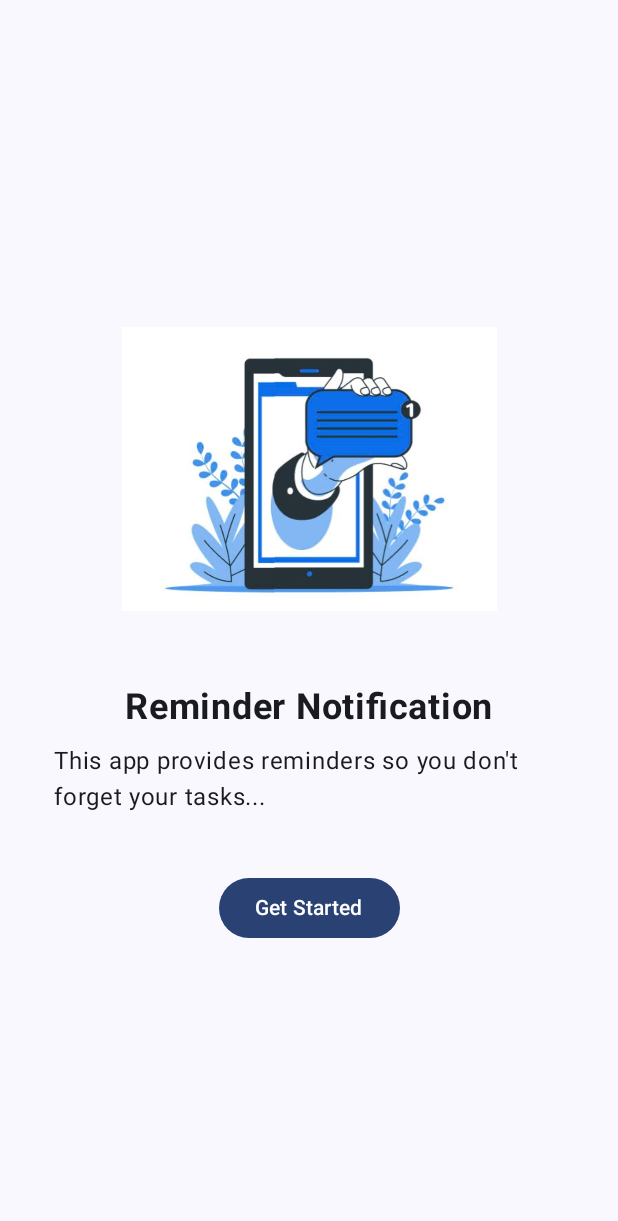
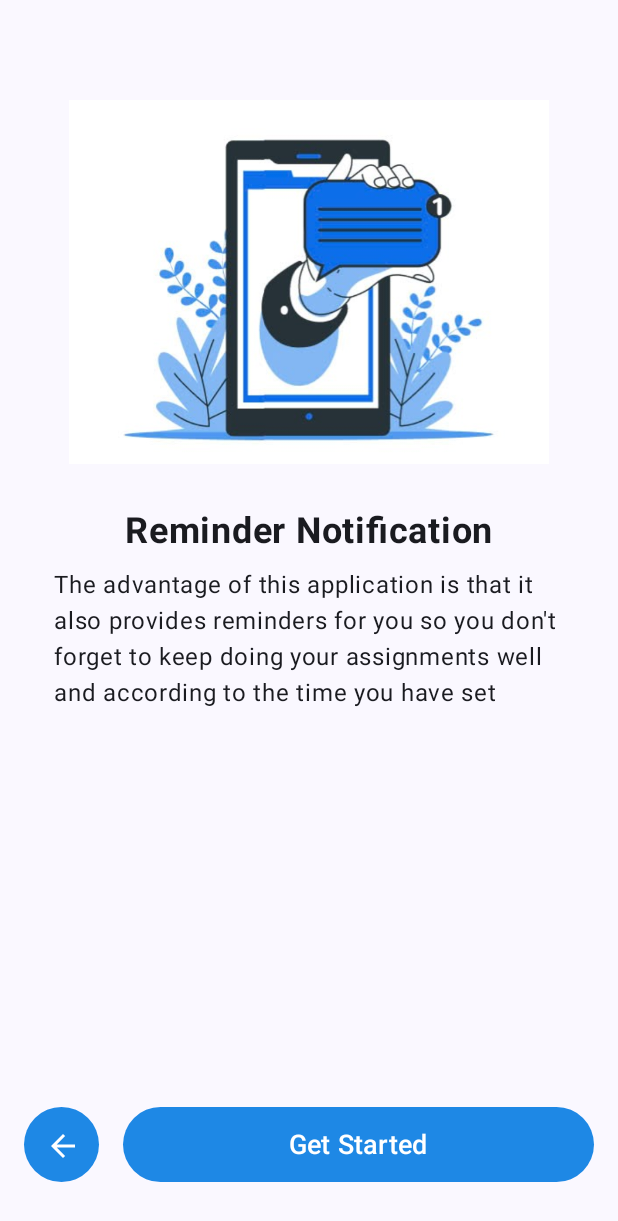
Before and after one commit to ToilaCan/Tuan03_BaiTap02, an Android app built with Jetpack Compose: the screen4 screen opened through its navigation route, on a phone screen of 412 x 824 dp. Shown: the top 1221 px of the screen. Run offline under Robolectric (Android 15) with nearby library versions, the phone set to English and light mode, and no system bars.

Commit message:
Nộp bài hoàn chỉnh

```diff
--- a/app/src/main/java/com/example/t3_b2/screens/OnBoardingScreen.kt
+++ b/app/src/main/java/com/example/t3_b2/screens/OnBoardingScreen.kt
@@ -1,12 +1,14 @@
 package com.example.t3_b2.screens
 
 import androidx.compose.foundation.Image
+import androidx.compose.foundation.background
 import androidx.compose.foundation.layout.*
+import androidx.compose.foundation.shape.CircleShape
 import androidx.compose.material3.*
 import androidx.compose.runtime.Composable
 import androidx.compose.ui.Alignment
 import androidx.compose.ui.Modifier
-import androidx.compose.ui.platform.LocalContext
+import androidx.compose.ui.graphics.Color
 import androidx.compose.ui.res.painterResource
 import androidx.compose.ui.text.font.FontWeight
 import androidx.compose.ui.tooling.preview.Preview
@@ -23,7 +25,9 @@ fun OnBoardingScreen(
     description: String,
     buttonText: String,
     navController: NavController,
-    nextScreen: String
+    nextScreen: String,
+    showBackButton: Boolean = false,
+    buttonColor: Color = Color(0xFF1E88E5) // Màu mặc định giống Next & Get Started
 ) {
     Column(
         modifier = Modifier
@@ -32,10 +36,14 @@ fun OnBoardingScreen(
         horizontalAlignment = Alignment.CenterHorizontally,
         verticalArrangement = Arrangement.Center
     ) {
+        Spacer(modifier = Modifier.height(40.dp))
+
         Image(
             painter = painterResource(id = imageRes),
             contentDescription = "OnBoarding Image",
-            modifier = Modifier.size(250.dp)
+            modifier = Modifier
+                .size(320.dp)
+                .weight(1f)
         )
 
         Spacer(modifier = Modifier.height(20.dp))
@@ -54,27 +62,56 @@ fun OnBoardingScreen(
             modifier = Modifier.padding(horizontal = 20.dp)
         )
 
-        Spacer(modifier = Modifier.height(30.dp))
+        Spacer(modifier = Modifier.weight(1f))
 
-        Button(
-            onClick = { navController.navigate(nextScreen) },
-            modifier = Modifier.padding(horizontal = 16.dp, vertical = 8.dp)
+        Row(
+            modifier = Modifier
+                .fillMaxWidth()
+                .padding(bottom = 20.dp),
+            horizontalArrangement = Arrangement.SpaceBetween
         ) {
-            Text(text = buttonText)
+            if (showBackButton) {
+                IconButton(
+                    onClick = { navController.popBackStack() },
+                    modifier = Modifier
+                        .size(50.dp)
+                        .background(buttonColor, shape = CircleShape) // Đặt màu nền và bo tròn
+                        .padding(4.dp)
+                ) {
+                    Icon(
+                        painter = painterResource(id = R.drawable.ic_back),
+                        contentDescription = "Back Button",
+                        tint = Color.White // Đảm bảo màu icon trắng để nổi bật
+                    )
+                }
+                Spacer(modifier = Modifier.width(16.dp)) // Tăng khoảng cách giữa 2 nút
+            }
+
+            Button(
+                onClick = { navController.navigate(nextScreen) },
+                modifier = Modifier
+                    .weight(1f)
+                    .height(50.dp), // Giữ nguyên chiều rộng, giảm chiều dài
+                colors = ButtonDefaults.buttonColors(containerColor = buttonColor)
+            ) {
+                Text(text = buttonText, fontSize = 18.sp)
+            }
         }
+        Spacer(modifier = Modifier.navigationBarsPadding())
     }
 }
 
 @Preview(showBackground = true)
 @Composable
 fun PreviewOnBoardingScreen() {
-    val navController = rememberNavController() //  Sử dụng NavController an toàn cho preview
+    val navController = rememberNavController()
     OnBoardingScreen(
-        imageRes = R.drawable.ic_launcher_foreground, // Thay bằng hình ảnh thật
+        imageRes = R.drawable.ic_launcher_foreground,
         title = "Easy Time Management",
         description = "Manage your tasks efficiently and prioritize them wisely.",
         buttonText = "Next",
         navController = navController,
-        nextScreen = "screen3"
+        nextScreen = "screen3",
+        showBackButton = true
     )
 }
--- a/app/src/main/java/com/example/t3_b2/screens/screen2.kt
+++ b/app/src/main/java/com/example/t3_b2/screens/screen2.kt
@@ -11,7 +11,9 @@ fun Screen2(navController: NavController) {
     OnBoardingScreen(
         imageRes = R.drawable.image2, // Thay bằng hình thật
         title = "Easy Time Management",
-        description = "Manage your tasks efficiently and prioritize them wisely.",
+        description = "With management based on priority and daily tasks, " +
+                "it will give you convenience in managing and determining " +
+                "the tasks that must be done first",
         buttonText = "Next",
         navController = navController,
         nextScreen = "screen3"
--- a/app/src/main/java/com/example/t3_b2/screens/screen3.kt
+++ b/app/src/main/java/com/example/t3_b2/screens/screen3.kt
@@ -11,9 +11,11 @@ fun Screen3(navController: NavController) {
     OnBoardingScreen(
         imageRes = R.drawable.image3,
         title = "Increase Work Effectiveness",
-        description = "Time management and prioritization of important tasks...",
+        description = "Time management and the determination of more important tasks " +
+                "will give your job statistics better and always improve.",
         buttonText = "Next",
         navController = navController,
-        nextScreen = "screen4"
+        nextScreen = "screen4",
+        showBackButton = true // Hiển thị nút quay lại
     )
 }
--- a/app/src/main/java/com/example/t3_b2/screens/screen4.kt
+++ b/app/src/main/java/com/example/t3_b2/screens/screen4.kt
@@ -11,9 +11,12 @@ fun Screen4(navController: NavController) {
     OnBoardingScreen(
         imageRes = R.drawable.image4,
         title = "Reminder Notification",
-        description = "This app provides reminders so you don't forget your tasks...",
+        description = "The advantage of this application is that it also provides " +
+                "reminders for you so you don't forget to keep doing your assignments " +
+                "well and according to the time you have set",
         buttonText = "Get Started",
         navController = navController,
-        nextScreen = "screen1" // Hoặc trang chính của app nếu có
+        nextScreen = "screen1", // Hoặc trang chính của app nếu có
+        showBackButton = true // Hiển thị nút quay lại
     )
 }
--- /dev/null
+++ b/app/src/main/res/drawable/ic_back.xml
@@ -0,0 +1,12 @@
+<vector xmlns:android="http://schemas.android.com/apk/res/android"
+    android:autoMirrored="true"
+    android:height="24dp"
+    android:tint="#000000"
+    android:viewportHeight="24"
+    android:viewportWidth="24"
+    android:width="24dp">
+
+    <path android:fillColor="#FFFFFF"
+          android:pathData="M20,11H7.83l5.59,-5.59L12,4l-8,8 8,8 1.41,-1.41L7.83,13H20v-2z"/>
+
+</vector>
```
